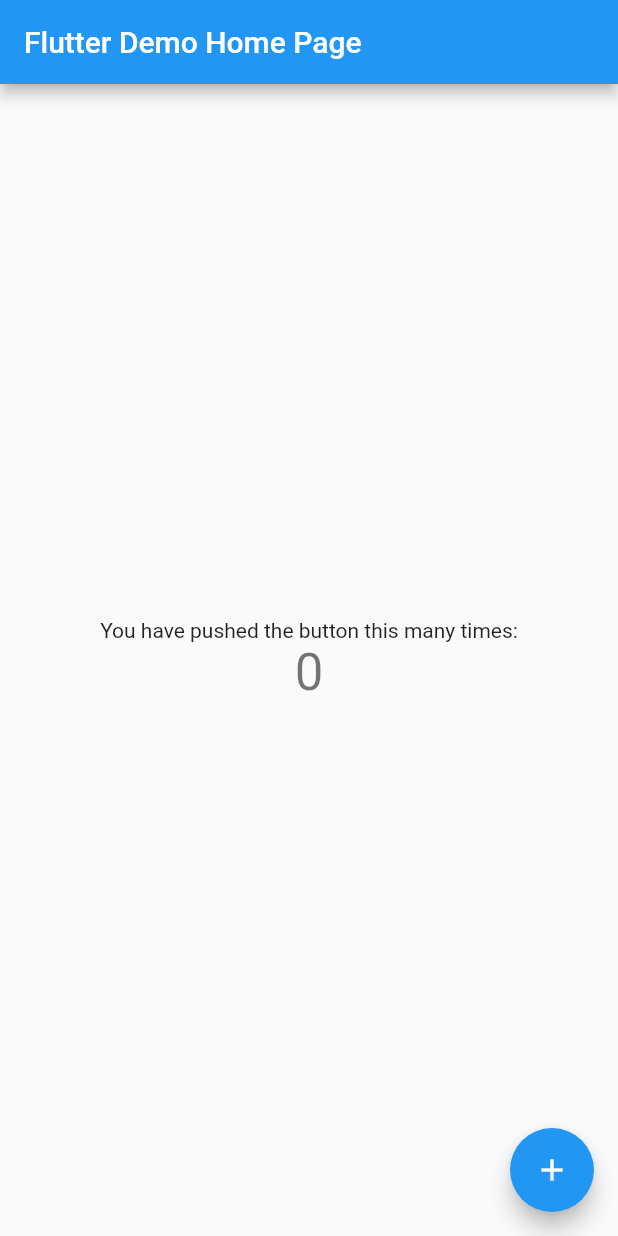
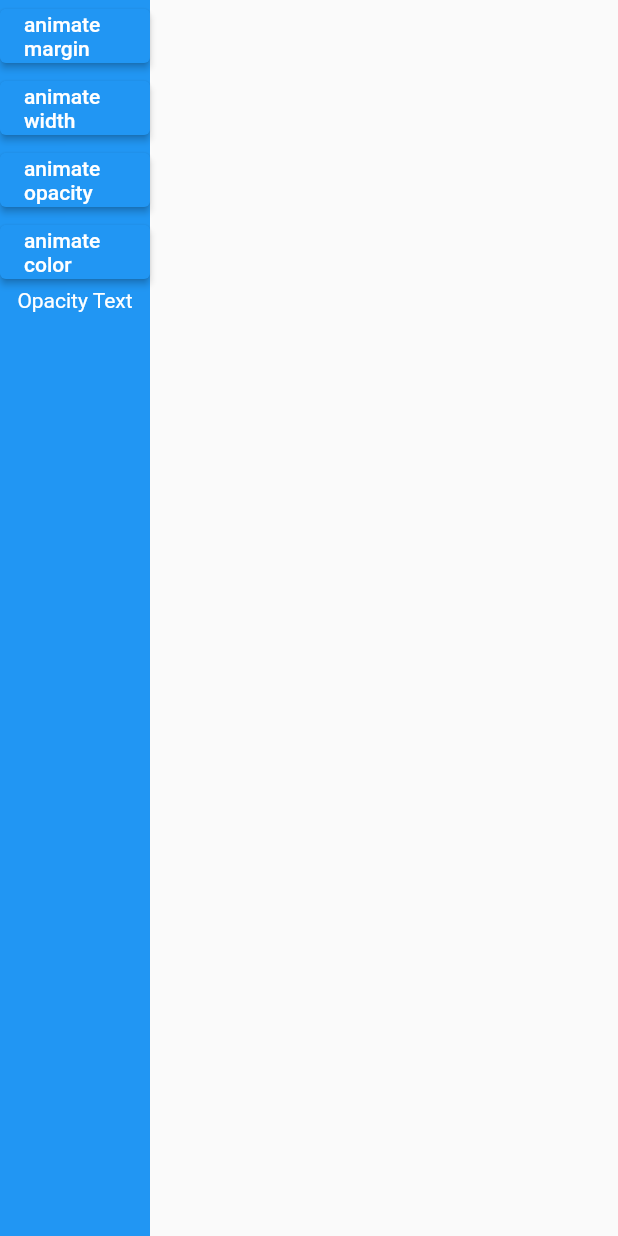
Before and after one commit to rahulraj7626/flutter-animation, a Flutter app: the screen it shows after launch, on a phone screen of 412 x 824 dp. Run offline on Flutter 3.47's test engine with Material 2 defaults, Android fonts, the phone set to English and light mode, and no system bars.

Commit message:
Built in animations

```diff
--- /dev/null
+++ b/lib/animations/builtin_animation.dart
@@ -0,0 +1,64 @@
+import 'package:flutter/material.dart';
+
+class BuiltInAnimation extends StatefulWidget {
+  const BuiltInAnimation({Key? key}) : super(key: key);
+
+  @override
+  State<BuiltInAnimation> createState() => _BuiltInAnimationState();
+}
+
+class _BuiltInAnimationState extends State<BuiltInAnimation> {
+  double _margin = 0;
+  double _opacity = 1;
+  double _width = 100;
+  Color _color = Colors.blue;
+  @override
+  Widget build(BuildContext context) {
+    return Scaffold(
+      body: AnimatedContainer(
+        margin: EdgeInsets.all(_margin),
+        color: _color,
+        width: _width,
+        duration: const Duration(seconds: 3),
+        child: Column(crossAxisAlignment: CrossAxisAlignment.center, children: [
+          ElevatedButton(
+              onPressed: () {
+                setState(() {
+                  _margin = 20;
+                });
+              },
+              child: const Text("animate margin")),
+          ElevatedButton(
+              onPressed: () {
+                setState(() {
+                  _width = 400;
+                });
+              },
+              child: const Text("animate width")),
+          ElevatedButton(
+              onPressed: () {
+                setState(() {
+                  _opacity = 0;
+                });
+              },
+              child: const Text("animate opacity")),
+          ElevatedButton(
+              onPressed: () {
+                setState(() {
+                  _color = Colors.green;
+                });
+              },
+              child: const Text("animate color")),
+          AnimatedOpacity(
+            opacity: _opacity,
+            duration: const Duration(seconds: 2),
+            child: const Text(
+              "Opacity Text",
+              style: TextStyle(color: Colors.white),
+            ),
+          )
+        ]),
+      ),
+    );
+  }
+}
--- /dev/null
+++ b/lib/home/home.dart
@@ -0,0 +1,25 @@
+import 'package:flutter/material.dart';
+
+class Home extends StatefulWidget {
+  const Home({Key? key}) : super(key: key);
+
+  @override
+  State<Home> createState() => _HomeState();
+}
+
+class _HomeState extends State<Home> {
+  @override
+  Widget build(BuildContext context) {
+    return Scaffold(
+      body: Center(
+        child: ListView.builder(
+            itemCount: 5,
+            itemBuilder: (context, index) {
+              return Container(
+                child: Text("Animation"),
+              );
+            }),
+      ),
+    );
+  }
+}
--- a/lib/main.dart
+++ b/lib/main.dart
@@ -1,4 +1,7 @@
 import 'package:flutter/material.dart';
+import 'package:flutter_animation/home/home.dart';
+
+import 'animations/builtin_animation.dart';
 
 void main() {
   runApp(const MyApp());
@@ -24,92 +27,7 @@ class MyApp extends StatelessWidget {
         // is not restarted.
         primarySwatch: Colors.blue,
       ),
-      home: const MyHomePage(title: 'Flutter Demo Home Page'),
+      home: const BuiltInAnimation(),
     );
   }
 }
-
-class MyHomePage extends StatefulWidget {
-  const MyHomePage({Key? key, required this.title}) : super(key: key);
-
-  // This widget is the home page of your application. It is stateful, meaning
-  // that it has a State object (defined below) that contains fields that affect
-  // how it looks.
-
-  // This class is the configuration for the state. It holds the values (in this
-  // case the title) provided by the parent (in this case the App widget) and
-  // used by the build method of the State. Fields in a Widget subclass are
-  // always marked "final".
-
-  final String title;
-
-  @override
-  State<MyHomePage> createState() => _MyHomePageState();
-}
-
-class _MyHomePageState extends State<MyHomePage> {
-  int _counter = 0;
-
-  void _incrementCounter() {
-    setState(() {
-      // This call to setState tells the Flutter framework that something has
-      // changed in this State, which causes it to rerun the build method below
-      // so that the display can reflect the updated values. If we changed
-      // _counter without calling setState(), then the build method would not be
-      // called again, and so nothing would appear to happen.
-      _counter++;
-    });
-  }
-
-  @override
-  Widget build(BuildContext context) {
-    // This method is rerun every time setState is called, for instance as done
-    // by the _incrementCounter method above.
-    //
-    // The Flutter framework has been optimized to make rerunning build methods
-    // fast, so that you can just rebuild anything that needs updating rather
-    // than having to individually change instances of widgets.
-    return Scaffold(
-      appBar: AppBar(
-        // Here we take the value from the MyHomePage object that was created by
-        // the App.build method, and use it to set our appbar title.
-        title: Text(widget.title),
-      ),
-      body: Center(
-        // Center is a layout widget. It takes a single child and positions it
-        // in the middle of the parent.
-        child: Column(
-          // Column is also a layout widget. It takes a list of children and
-          // arranges them vertically. By default, it sizes itself to fit its
-          // children horizontally, and tries to be as tall as its parent.
-          //
-          // Invoke "debug painting" (press "p" in the console, choose the
-          // "Toggle Debug Paint" action from the Flutter Inspector in Android
-          // Studio, or the "Toggle Debug Paint" command in Visual Studio Code)
-          // to see the wireframe for each widget.
-          //
-          // Column has various properties to control how it sizes itself and
-          // how it positions its children. Here we use mainAxisAlignment to
-          // center the children vertically; the main axis here is the vertical
-          // axis because Columns are vertical (the cross axis would be
-          // horizontal).
-          mainAxisAlignment: MainAxisAlignment.center,
-          children: <Widget>[
-            const Text(
-              'You have pushed the button this many times:',
-            ),
-            Text(
-              '$_counter',
-              style: Theme.of(context).textTheme.headline4,
-            ),
-          ],
-        ),
-      ),
-      floatingActionButton: FloatingActionButton(
-        onPressed: _incrementCounter,
-        tooltip: 'Increment',
-        child: const Icon(Icons.add),
-      ), // This trailing comma makes auto-formatting nicer for build methods.
-    );
-  }
-}
```
